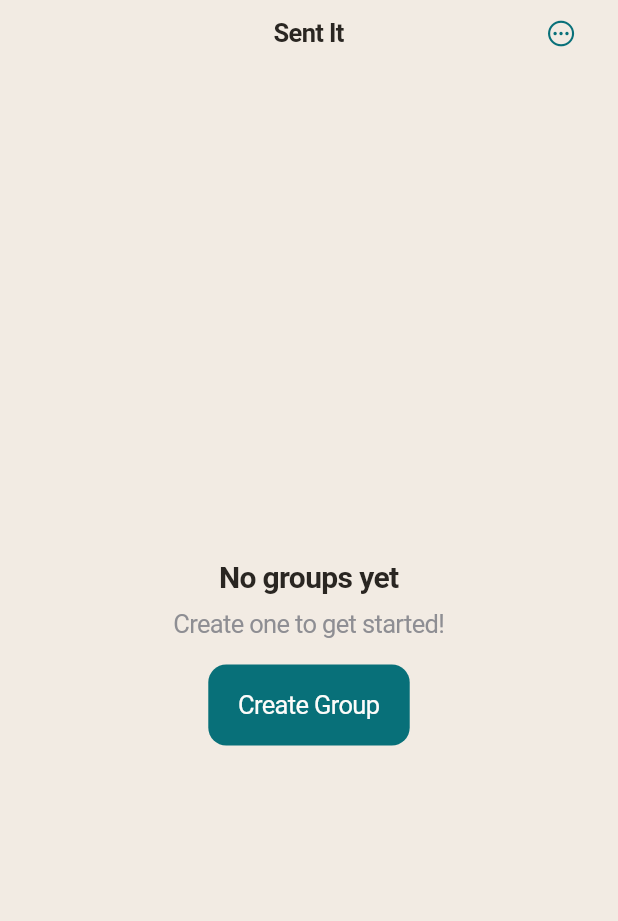
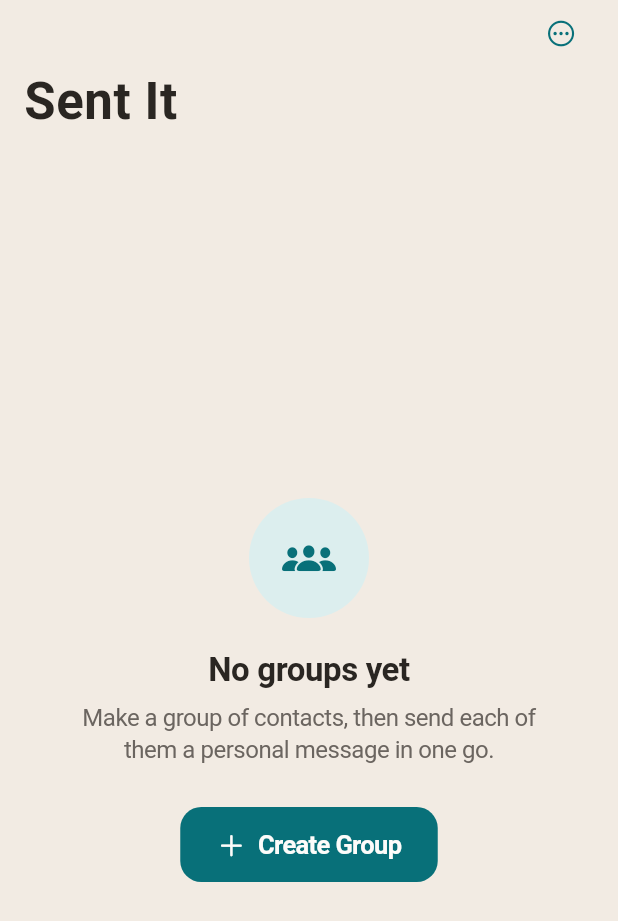
Before and after one commit to RolandoQuintana/send_it, a Flutter app: the screen it shows after launch, on a phone screen of 412 x 824 dp. Shown: the top 921 px of the screen. Run offline on Flutter 3.47's test engine with Material 3 defaults, Android fonts, the phone set to English and light mode, and no system bars; drawn by our look-alikes of upgrader; our stand-ins replace flutter_contacts, image_picker, shared_preferences; missing offline and left inert: purchases_flutter, purchases_ui_flutter.

Commit message:
PD-127: Redesign Home (group list)
- Large-title nav bar; groups in one grouped inset list with teal-wash
  initial avatars, member counts and chevrons.
- Empty state: icon, headline, one line of copy, primary button.
- Floating new-group button on accentFill with floating shadow, inside
  the safe area; list leaves room for it.
- Clearer contacts-permission and load-error notices.
- Removed dead HomePage state (unused search/message controllers,
  method channel) and unused imports.

Co-Authored-By: Claude Opus 5.5 <noreply@anthropic.com>

```diff
--- a/send_it/lib/main.dart
+++ b/send_it/lib/main.dart
@@ -1,9 +1,5 @@
 import 'package:flutter/cupertino.dart';
-import 'package:flutter/material.dart';
 import 'package:flutter_contacts/flutter_contacts.dart';
-import 'package:permission_handler/permission_handler.dart';
-import 'package:url_launcher/url_launcher.dart';
-import 'package:flutter/services.dart';
 import 'package:upgrader/upgrader.dart';
 import 'models/message_group.dart';
 import 'screens/create_group_screen.dart';
@@ -13,8 +9,16 @@ import 'services/appearance_service.dart';
 import 'services/blast_feature_service.dart';
 import 'services/group_storage.dart';
 import 'services/subscription_service.dart';
+import 'theme/app_surfaces.dart';
 import 'theme/app_theme.dart';
 import 'widgets/subscription_gate.dart';
+import 'widgets/ui/avatar.dart';
+import 'widgets/ui/buttons.dart';
+import 'widgets/ui/dialogs.dart';
+import 'widgets/ui/empty_state.dart';
+import 'widgets/ui/grouped_section.dart';
+import 'widgets/ui/rows.dart';
+import 'widgets/ui/section_header.dart';
 
 Future<void> main() async {
   WidgetsFlutterBinding.ensureInitialized();
@@ -61,54 +65,27 @@ class HomePage extends StatefulWidget {
 }
 
 class _HomePageState extends State<HomePage> {
-  final TextEditingController _messageController = TextEditingController();
-  final TextEditingController _searchController = TextEditingController();
-  List<Contact> selectedContacts = [];
   List<Contact> allContacts = [];
-  List<Contact> filteredContacts = [];
   bool isLoading = false;
-  bool isComposing = false;
-  Contact? currentContact;
-  static const platform = MethodChannel('com.sendit/messages');
   List<MessageGroup> groups = [];
 
   @override
   void initState() {
     super.initState();
     _requestContactsPermission();
-    _searchController.addListener(_filterContacts);
-  }
-
-  void _filterContacts() {
-    final query = _searchController.text.toLowerCase();
-    setState(() {
-      filteredContacts = allContacts.where((contact) {
-        return contact.displayName.toLowerCase().contains(query);
-      }).toList();
-    });
   }
 
   Future<void> _requestContactsPermission() async {
     final granted = await FlutterContacts.requestPermission();
     if (granted) {
       await _loadContacts();
-    } else {
-      if (mounted) {
-        showCupertinoDialog(
-          context: context,
-          builder: (context) => CupertinoAlertDialog(
-            title: const Text('Permission Required'),
-            content:
-                const Text('Contacts permission is required to use this app.'),
-            actions: [
-              CupertinoDialogAction(
-                child: const Text('OK'),
-                onPressed: () => Navigator.pop(context),
-              ),
-            ],
-          ),
+    } else if (mounted) {
+      showNotice(
+        context,
+        title: 'Contacts Access Needed',
+        message: 'Sent It builds groups from your contacts. '
+            'Allow access in Settings → Sent It → Contacts.',
       );
-      }
     }
   }
 
@@ -121,26 +98,13 @@ class _HomePageState extends State<HomePage> {
       );
       setState(() {
         allContacts = contacts;
-        filteredContacts = contacts;
         isLoading = false;
       });
       await _loadGroups();
     } catch (e) {
       setState(() => isLoading = false);
       if (mounted) {
-        showCupertinoDialog(
-          context: context,
-          builder: (context) => CupertinoAlertDialog(
-            title: const Text('Error'),
-            content: Text('Error loading contacts: $e'),
-            actions: [
-              CupertinoDialogAction(
-                child: const Text('OK'),
-                onPressed: () => Navigator.pop(context),
-              ),
-            ],
-          ),
-        );
+        showNotice(context, title: "Couldn't Load Contacts", message: '$e');
       }
     }
   }
@@ -153,25 +117,13 @@ class _HomePageState extends State<HomePage> {
       });
     } catch (e) {
       if (mounted) {
-        showCupertinoDialog(
-          context: context,
-          builder: (context) => CupertinoAlertDialog(
-            title: const Text('Error'),
-            content: Text('Error loading groups: $e'),
-            actions: [
-              CupertinoDialogAction(
-                child: const Text('OK'),
-                onPressed: () => Navigator.pop(context),
-              ),
-            ],
-          ),
-        );
+        showNotice(context, title: "Couldn't Load Groups", message: '$e');
       }
     }
   }
 
   Future<void> _createNewGroup() async {
-    final group = await Navigator.push<MessageGroup>(
+    await Navigator.push<MessageGroup>(
       context,
       CupertinoPageRoute(
         builder: (context) => CreateGroupScreen(
@@ -205,112 +157,132 @@ class _HomePageState extends State<HomePage> {
     );
   }
 
+  static String _memberCount(MessageGroup group) {
+    final n = group.members.length;
+    return '$n ${n == 1 ? 'member' : 'members'}';
+  }
+
   @override
   Widget build(BuildContext context) {
+    final surfaces = context.surfaces;
+
     return CupertinoPageScaffold(
-      navigationBar: CupertinoNavigationBar(
-        middle: const Text('Sent It'),
-        trailing: CupertinoButton(
-          padding: EdgeInsets.zero,
+      child: Stack(
+        children: [
+          CustomScrollView(
+            slivers: [
+              CupertinoSliverNavigationBar(
+                largeTitle: const Text('Sent It'),
+                border: null,
+                trailing: NavIconButton(
+                  icon: CupertinoIcons.ellipsis_circle,
+                  semanticLabel: 'More',
                   onPressed: () => Navigator.push(
                     context,
                     CupertinoPageRoute(builder: (_) => const MoreScreen()),
                   ),
-          child: const Icon(CupertinoIcons.ellipsis_circle),
                 ),
               ),
-      child: SafeArea(
-        child: Stack(
-          children: [
-            isLoading
-                ? const Center(child: CupertinoActivityIndicator())
-                : groups.isEmpty
-                    ? Center(
-                        child: Column(
-                          mainAxisAlignment: MainAxisAlignment.center,
-                          children: [
-                            const Text(
-                              'No groups yet',
-                              style: TextStyle(
-                                fontSize: 20,
-                                fontWeight: FontWeight.bold,
+              if (isLoading)
+                const SliverFillRemaining(
+                  hasScrollBody: false,
+                  child: Center(child: CupertinoActivityIndicator()),
+                )
+              else if (groups.isEmpty)
+                SliverFillRemaining(
+                  hasScrollBody: false,
+                  child: EmptyState(
+                    icon: CupertinoIcons.person_3_fill,
+                    title: 'No groups yet',
+                    message: 'Make a group of contacts, then send each of '
+                        'them a personal message in one go.',
+                    action: PrimaryButton(
+                      label: 'Create Group',
+                      icon: CupertinoIcons.add,
+                      onPressed: _createNewGroup,
                     ),
                   ),
-                            const SizedBox(height: 8),
-                            const Text(
-                              'Create one to get started!',
-                              style: TextStyle(
-                                color: CupertinoColors.systemGrey,
+                )
+              else
+                SliverSafeArea(
+                  top: false,
+                  sliver: SliverPadding(
+                    // Room for the floating button over the last row.
+                    padding: const EdgeInsets.only(top: 8, bottom: 112),
+                    sliver: SliverToBoxAdapter(
+                      child: Column(
+                        crossAxisAlignment: CrossAxisAlignment.stretch,
+                        children: [
+                          SectionHeader(
+                            'Groups',
+                            trailing: Text('${groups.length}'),
                           ),
+                          GroupedSection(
+                            dividerIndent: 72,
+                            children: [
+                              for (final group in groups)
+                                TappableRow(
+                                  title: group.name,
+                                  subtitle: _memberCount(group),
+                                  leading: InitialAvatar(group.name, size: 44),
+                                  trailing: Icon(
+                                    CupertinoIcons.chevron_forward,
+                                    size: 18,
+                                    color: surfaces.faint,
                                   ),
-                            const SizedBox(height: 16),
-                            CupertinoButton.filled(
-                              onPressed: _createNewGroup,
-                              child: const Text('Create Group'),
+                                  onTap: () => _openGroup(group),
                                 ),
                             ],
                           ),
-                      )
-                    : ListView.builder(
-                        itemCount: groups.length,
-                        itemBuilder: (context, index) {
-                          final group = groups[index];
-                          return CupertinoListTile(
-                            leading: CircleAvatar(
-                              backgroundColor: const Color(0xFF0fa0ab),
-                              child: Text(
-                                group.name[0],
-                                style: const TextStyle(
-                                    color: CupertinoColors.white),
+                        ],
                       ),
                     ),
-                            title: Text(group.name),
-                            subtitle: Text('${group.members.length} members'),
-                            trailing: const CupertinoListTileChevron(),
-                            onTap: () => _openGroup(group),
+                  ),
+                ),
+            ],
+          ),
+          if (!isLoading && groups.isNotEmpty)
+            Positioned(
+              right: 20,
+              bottom: 0,
+              child: SafeArea(
+                child: Padding(
+                  padding: const EdgeInsets.only(bottom: 12),
+                  child: _NewGroupButton(onPressed: _createNewGroup),
+                ),
+              ),
+            ),
+        ],
+      ),
     );
-                        },
-                      ),
-            if (groups.isNotEmpty)
-              Positioned(
-                right: 16,
-                bottom: 16,
-                child: CupertinoButton(
-                  padding: EdgeInsets.zero,
+  }
+}
+
+/// Floating round "+" for a new group.
+class _NewGroupButton extends StatelessWidget {
+  const _NewGroupButton({required this.onPressed});
+
+  final VoidCallback onPressed;
+
+  @override
+  Widget build(BuildContext context) {
+    final surfaces = context.surfaces;
+    return Semantics(
+      button: true,
+      label: 'New group',
+      child: GestureDetector(
+        onTap: onPressed,
         child: Container(
           width: 60,
           height: 60,
           decoration: BoxDecoration(
-                      color: const Color(0xFF0fa0ab),
+            color: surfaces.accentFill,
             shape: BoxShape.circle,
-                      boxShadow: [
-                        BoxShadow(
-                          color: CupertinoColors.systemGrey.withOpacity(0.3),
-                          spreadRadius: 1,
-                          blurRadius: 3,
-                          offset: const Offset(0, 2),
+            boxShadow: surfaces.floating,
           ),
-                      ],
-                    ),
-                    child: const Icon(
-                      CupertinoIcons.add,
-                      color: CupertinoColors.white,
-                      size: 30,
-                    ),
-                  ),
-                  onPressed: _createNewGroup,
-                ),
-              ),
-          ],
+          child: Icon(CupertinoIcons.add, color: surfaces.onAccent, size: 28),
         ),
       ),
     );
   }
-
-  @override
-  void dispose() {
-    _messageController.dispose();
-    _searchController.dispose();
-    super.dispose();
 }
-}
```
Lines whose indentation alone changed are shown as unchanged.
